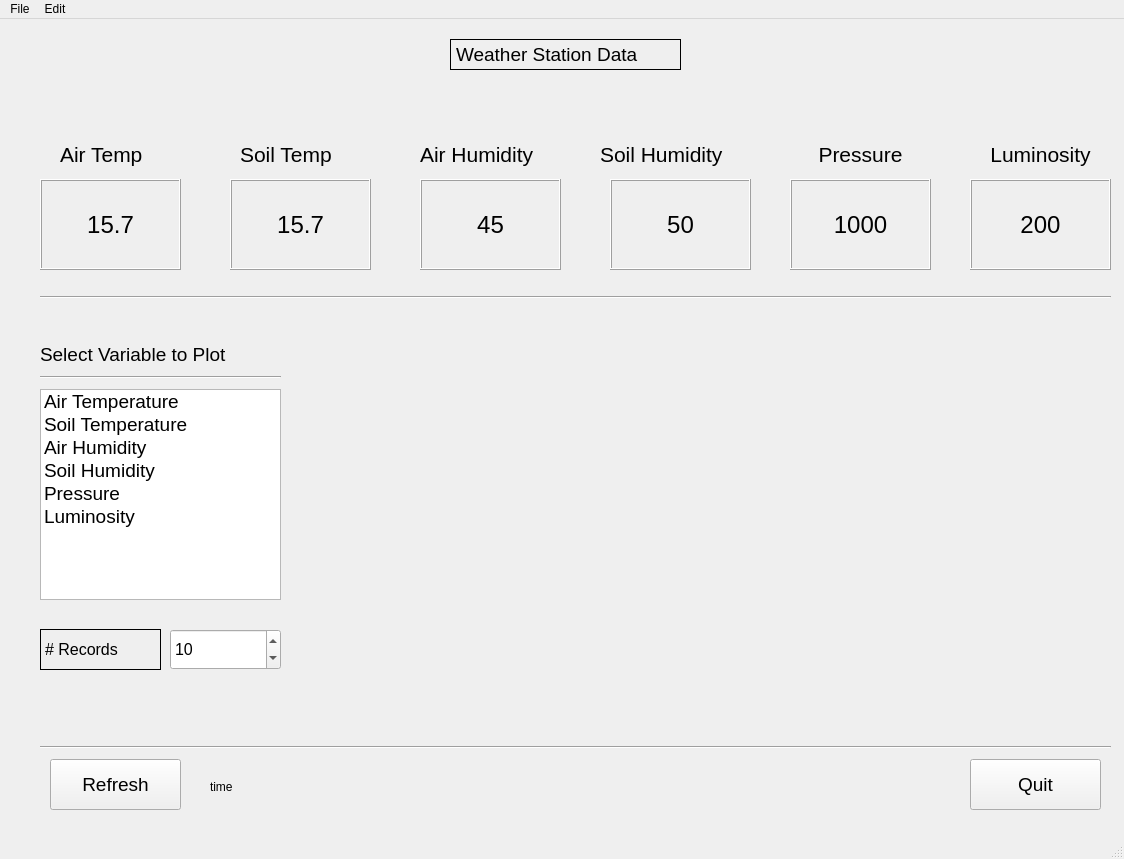
First picture: the form in weatherStationMain.ui, repository deltaflyer1284/WeatherStationGUI, before the edit.
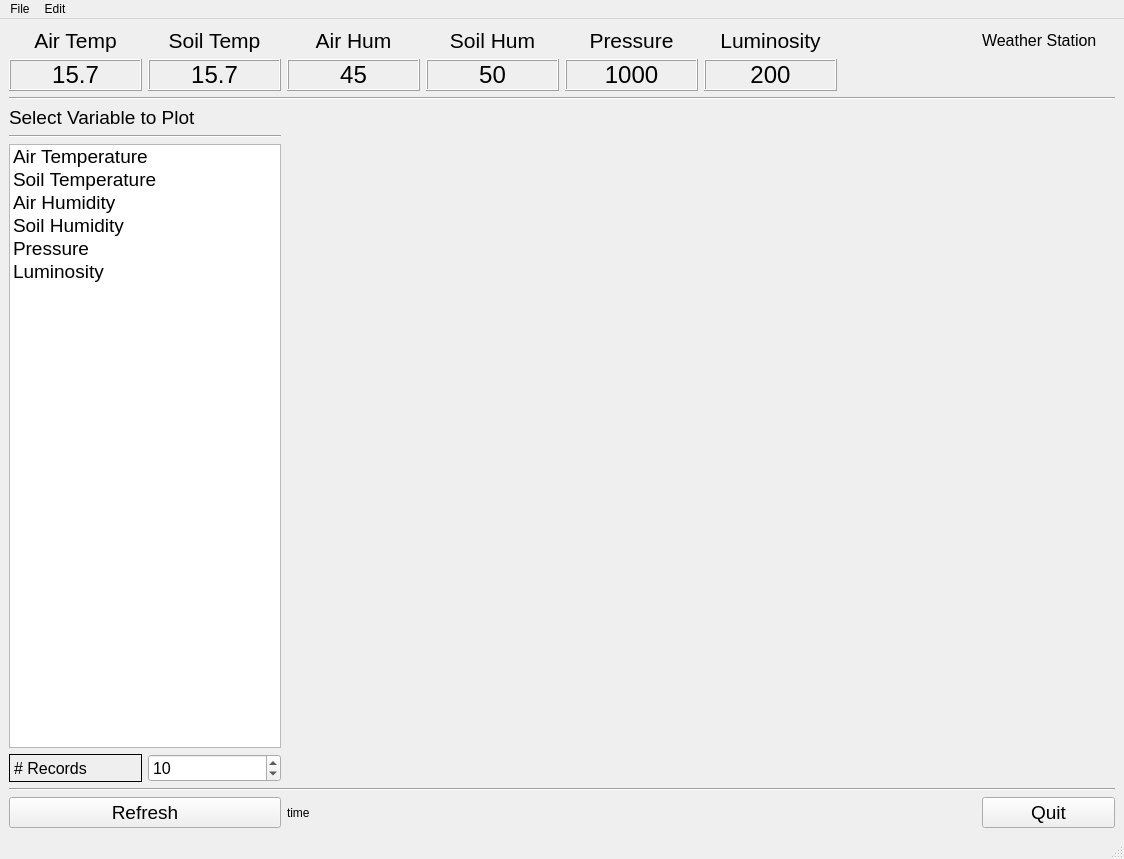
Second picture: the form after the edit. Custom widgets are drawn as their Qt base class.

Patch:
```diff
--- a/weatherStationMain.ui
+++ b/weatherStationMain.ui
@@ -10,6 +10,12 @@
     <height>859</height>
    </rect>
   </property>
+  <property name="sizePolicy">
+   <sizepolicy hsizetype="Expanding" vsizetype="Expanding">
+    <horstretch>1</horstretch>
+    <verstretch>1</verstretch>
+   </sizepolicy>
+  </property>
   <property name="palette">
    <palette>
     <active>
@@ -50,35 +56,38 @@
   <property name="windowTitle">
    <string>MainWindow</string>
   </property>
+  <property name="autoFillBackground">
+   <bool>true</bool>
+  </property>
   <widget class="QWidget" name="centralwidget">
-   <widget class="QPushButton" name="refreshButton">
-    <property name="geometry">
-     <rect>
-      <x>50</x>
-      <y>740</y>
-      <width>131</width>
-      <height>51</height>
-     </rect>
-    </property>
+   <layout class="QGridLayout" name="gridLayout">
+    <item row="9" column="0">
+     <widget class="QLabel" name="label_2">
     <property name="font">
      <font>
-      <family>Arial</family>
-      <pointsize>14</pointsize>
-     </font>
-    </property>
+        <pointsize>12</pointsize>
+       </font>
+      </property>
+      <property name="frameShape">
+       <enum>QFrame::Box</enum>
+      </property>
+      <property name="frameShadow">
+       <enum>QFrame::Plain</enum>
+      </property>
     <property name="text">
-     <string>Refresh</string>
-    </property>
-   </widget>
+       <string># Records</string>
+      </property>
+     </widget>
+    </item>
+    <item row="5" column="0" colspan="8">
+     <widget class="Line" name="line">
+      <property name="orientation">
+       <enum>Qt::Horizontal</enum>
+      </property>
+     </widget>
+    </item>
+    <item row="3" column="0">
    <widget class="QLabel" name="airTemp">
-    <property name="geometry">
-     <rect>
-      <x>40</x>
-      <y>160</y>
-      <width>141</width>
-      <height>91</height>
-     </rect>
-    </property>
     <property name="font">
      <font>
       <family>Arial</family>
@@ -104,34 +113,9 @@
      <bool>false</bool>
     </property>
    </widget>
-   <widget class="QLabel" name="AirTempLable">
-    <property name="geometry">
-     <rect>
-      <x>60</x>
-      <y>120</y>
-      <width>121</width>
-      <height>31</height>
-     </rect>
-    </property>
-    <property name="font">
-     <font>
-      <family>Arial</family>
-      <pointsize>16</pointsize>
-     </font>
-    </property>
-    <property name="text">
-     <string>Air Temp</string>
-    </property>
-   </widget>
+    </item>
+    <item row="2" column="1">
    <widget class="QLabel" name="SoilTempLable">
-    <property name="geometry">
-     <rect>
-      <x>240</x>
-      <y>120</y>
-      <width>121</width>
-      <height>31</height>
-     </rect>
-    </property>
     <property name="font">
      <font>
       <family>Arial</family>
@@ -141,50 +125,35 @@
     <property name="text">
      <string>Soil Temp</string>
     </property>
-   </widget>
-   <widget class="QLabel" name="soilTemp">
-    <property name="geometry">
-     <rect>
-      <x>230</x>
-      <y>160</y>
-      <width>141</width>
-      <height>91</height>
-     </rect>
-    </property>
+      <property name="scaledContents">
+       <bool>true</bool>
+      </property>
+      <property name="alignment">
+       <set>Qt::AlignCenter</set>
+      </property>
+     </widget>
+    </item>
+    <item row="2" column="0">
+     <widget class="QLabel" name="AirTempLable">
     <property name="font">
      <font>
       <family>Arial</family>
-      <pointsize>18</pointsize>
-     </font>
-    </property>
-    <property name="frameShape">
-     <enum>QFrame::Box</enum>
-    </property>
-    <property name="frameShadow">
-     <enum>QFrame::Raised</enum>
-    </property>
-    <property name="lineWidth">
-     <number>1</number>
-    </property>
+        <pointsize>16</pointsize>
+       </font>
+      </property>
     <property name="text">
-     <string>15.7</string>
+       <string>Air Temp</string>
+      </property>
+      <property name="scaledContents">
+       <bool>true</bool>
     </property>
     <property name="alignment">
      <set>Qt::AlignCenter</set>
     </property>
-    <property name="wordWrap">
-     <bool>false</bool>
-    </property>
-   </widget>
+     </widget>
+    </item>
+    <item row="2" column="2">
    <widget class="QLabel" name="airHumLabel">
-    <property name="geometry">
-     <rect>
-      <x>420</x>
-      <y>120</y>
-      <width>151</width>
-      <height>31</height>
-     </rect>
-    </property>
     <property name="font">
      <font>
       <family>Arial</family>
@@ -192,18 +161,41 @@
      </font>
     </property>
     <property name="text">
-     <string>Air Humidity</string>
-    </property>
-   </widget>
+       <string>Air Hum</string>
+      </property>
+      <property name="alignment">
+       <set>Qt::AlignCenter</set>
+      </property>
+     </widget>
+    </item>
+    <item row="11" column="7">
+     <widget class="QPushButton" name="quitButton">
+      <property name="font">
+       <font>
+        <family>Arial</family>
+        <pointsize>14</pointsize>
+       </font>
+      </property>
+      <property name="text">
+       <string>Quit</string>
+      </property>
+     </widget>
+    </item>
+    <item row="6" column="0" colspan="3">
+     <widget class="QLabel" name="plotLabel">
+      <property name="font">
+       <font>
+        <family>Arial</family>
+        <pointsize>14</pointsize>
+       </font>
+      </property>
+      <property name="text">
+       <string>Select Variable to Plot</string>
+      </property>
+     </widget>
+    </item>
+    <item row="3" column="2">
    <widget class="QLabel" name="airHum">
-    <property name="geometry">
-     <rect>
-      <x>420</x>
-      <y>160</y>
-      <width>141</width>
-      <height>91</height>
-     </rect>
-    </property>
     <property name="font">
      <font>
       <family>Arial</family>
@@ -229,34 +221,64 @@
      <bool>false</bool>
     </property>
    </widget>
-   <widget class="QLabel" name="soilHumidityLabel">
-    <property name="geometry">
-     <rect>
-      <x>600</x>
-      <y>120</y>
-      <width>161</width>
-      <height>31</height>
-     </rect>
-    </property>
+    </item>
+    <item row="3" column="1">
+     <widget class="QLabel" name="soilTemp">
+      <property name="font">
+       <font>
+        <family>Arial</family>
+        <pointsize>18</pointsize>
+       </font>
+      </property>
+      <property name="frameShape">
+       <enum>QFrame::Box</enum>
+      </property>
+      <property name="frameShadow">
+       <enum>QFrame::Raised</enum>
+      </property>
+      <property name="lineWidth">
+       <number>1</number>
+      </property>
+      <property name="text">
+       <string>15.7</string>
+      </property>
+      <property name="alignment">
+       <set>Qt::AlignCenter</set>
+      </property>
+      <property name="wordWrap">
+       <bool>false</bool>
+      </property>
+     </widget>
+    </item>
+    <item row="11" column="0" colspan="2">
+     <widget class="QPushButton" name="refreshButton">
     <property name="font">
      <font>
       <family>Arial</family>
-      <pointsize>16</pointsize>
+        <pointsize>14</pointsize>
      </font>
     </property>
     <property name="text">
-     <string>Soil Humidity</string>
-    </property>
-   </widget>
+       <string>Refresh</string>
+      </property>
+     </widget>
+    </item>
+    <item row="11" column="2">
+     <widget class="QLabel" name="refreshTime">
+      <property name="text">
+       <string>time</string>
+      </property>
+     </widget>
+    </item>
+    <item row="10" column="0" colspan="8">
+     <widget class="Line" name="line_2">
+      <property name="orientation">
+       <enum>Qt::Horizontal</enum>
+      </property>
+     </widget>
+    </item>
+    <item row="3" column="3">
    <widget class="QLabel" name="SoilHum">
-    <property name="geometry">
-     <rect>
-      <x>610</x>
-      <y>160</y>
-      <width>141</width>
-      <height>91</height>
-     </rect>
-    </property>
     <property name="font">
      <font>
       <family>Arial</family>
@@ -282,34 +304,25 @@
      <bool>false</bool>
     </property>
    </widget>
-   <widget class="QPushButton" name="quitButton">
-    <property name="geometry">
-     <rect>
-      <x>970</x>
-      <y>740</y>
-      <width>131</width>
-      <height>51</height>
-     </rect>
-    </property>
+    </item>
+    <item row="2" column="3">
+     <widget class="QLabel" name="soilHumidityLabel">
     <property name="font">
      <font>
       <family>Arial</family>
-      <pointsize>14</pointsize>
+        <pointsize>16</pointsize>
      </font>
     </property>
     <property name="text">
-     <string>Quit</string>
-    </property>
-   </widget>
+       <string>Soil Hum</string>
+      </property>
+      <property name="alignment">
+       <set>Qt::AlignCenter</set>
+      </property>
+     </widget>
+    </item>
+    <item row="3" column="4">
    <widget class="QLabel" name="press">
-    <property name="geometry">
-     <rect>
-      <x>790</x>
-      <y>160</y>
-      <width>141</width>
-      <height>91</height>
-     </rect>
-    </property>
     <property name="font">
      <font>
       <family>Arial</family>
@@ -335,15 +348,9 @@
      <bool>false</bool>
     </property>
    </widget>
+    </item>
+    <item row="2" column="4">
    <widget class="QLabel" name="pressLabel">
-    <property name="geometry">
-     <rect>
-      <x>780</x>
-      <y>120</y>
-      <width>161</width>
-      <height>31</height>
-     </rect>
-    </property>
     <property name="font">
      <font>
       <family>Arial</family>
@@ -357,15 +364,9 @@
      <set>Qt::AlignCenter</set>
     </property>
    </widget>
+    </item>
+    <item row="3" column="5">
    <widget class="QLabel" name="lux">
-    <property name="geometry">
-     <rect>
-      <x>970</x>
-      <y>160</y>
-      <width>141</width>
-      <height>91</height>
-     </rect>
-    </property>
     <property name="font">
      <font>
       <family>Arial</family>
@@ -391,15 +392,9 @@
      <bool>false</bool>
     </property>
    </widget>
+    </item>
+    <item row="2" column="5">
    <widget class="QLabel" name="luxLabel">
-    <property name="geometry">
-     <rect>
-      <x>960</x>
-      <y>120</y>
-      <width>161</width>
-      <height>31</height>
-     </rect>
-    </property>
     <property name="font">
      <font>
       <family>Arial</family>
@@ -413,15 +408,21 @@
      <set>Qt::AlignCenter</set>
     </property>
    </widget>
+    </item>
+    <item row="2" column="7">
+     <widget class="QLabel" name="label">
+      <property name="font">
+       <font>
+        <pointsize>12</pointsize>
+       </font>
+      </property>
+      <property name="text">
+       <string>Weather Station</string>
+      </property>
+     </widget>
+    </item>
+    <item row="8" column="0" colspan="2">
    <widget class="QListWidget" name="listWidget">
-    <property name="geometry">
-     <rect>
-      <x>40</x>
-      <y>370</y>
-      <width>241</width>
-      <height>211</height>
-     </rect>
-    </property>
     <property name="font">
      <font>
       <pointsize>14</pointsize>
@@ -458,83 +459,19 @@
      </property>
     </item>
    </widget>
-   <widget class="Line" name="line">
-    <property name="geometry">
-     <rect>
-      <x>40</x>
-      <y>270</y>
-      <width>1071</width>
-      <height>16</height>
-     </rect>
-    </property>
-    <property name="orientation">
-     <enum>Qt::Horizontal</enum>
-    </property>
-   </widget>
-   <widget class="Line" name="line_2">
-    <property name="geometry">
-     <rect>
-      <x>40</x>
-      <y>720</y>
-      <width>1071</width>
-      <height>16</height>
-     </rect>
-    </property>
-    <property name="orientation">
-     <enum>Qt::Horizontal</enum>
-    </property>
-   </widget>
-   <widget class="QLabel" name="plotLabel">
-    <property name="geometry">
-     <rect>
-      <x>40</x>
-      <y>320</y>
-      <width>231</width>
-      <height>31</height>
-     </rect>
-    </property>
-    <property name="font">
-     <font>
-      <family>Arial</family>
-      <pointsize>14</pointsize>
-     </font>
-    </property>
-    <property name="text">
-     <string>Select Variable to Plot</string>
-    </property>
-   </widget>
+    </item>
+    <item row="7" column="0" colspan="2">
    <widget class="Line" name="line_3">
-    <property name="geometry">
-     <rect>
-      <x>40</x>
-      <y>350</y>
-      <width>241</width>
-      <height>16</height>
-     </rect>
-    </property>
     <property name="orientation">
      <enum>Qt::Horizontal</enum>
     </property>
    </widget>
-   <widget class="plotWidget" name="plotWidget" native="true">
-    <property name="geometry">
-     <rect>
-      <x>300</x>
-      <y>320</y>
-      <width>751</width>
-      <height>391</height>
-     </rect>
-    </property>
-   </widget>
+    </item>
+    <item row="7" column="2" rowspan="2" colspan="6">
+     <widget class="plotWidget" name="plotWidget" native="true"/>
+    </item>
+    <item row="9" column="1">
    <widget class="QSpinBox" name="spinBox">
-    <property name="geometry">
-     <rect>
-      <x>170</x>
-      <y>610</y>
-      <width>111</width>
-      <height>41</height>
-     </rect>
-    </property>
     <property name="font">
      <font>
       <pointsize>12</pointsize>
@@ -550,64 +487,8 @@
      <number>10</number>
     </property>
    </widget>
-   <widget class="QLabel" name="label">
-    <property name="geometry">
-     <rect>
-      <x>450</x>
-      <y>20</y>
-      <width>231</width>
-      <height>31</height>
-     </rect>
-    </property>
-    <property name="font">
-     <font>
-      <pointsize>14</pointsize>
-     </font>
-    </property>
-    <property name="frameShape">
-     <enum>QFrame::Panel</enum>
-    </property>
-    <property name="text">
-     <string>Weather Station Data</string>
-    </property>
-   </widget>
-   <widget class="QLabel" name="label_2">
-    <property name="geometry">
-     <rect>
-      <x>40</x>
-      <y>610</y>
-      <width>121</width>
-      <height>41</height>
-     </rect>
-    </property>
-    <property name="font">
-     <font>
-      <pointsize>12</pointsize>
-     </font>
-    </property>
-    <property name="frameShape">
-     <enum>QFrame::Box</enum>
-    </property>
-    <property name="frameShadow">
-     <enum>QFrame::Plain</enum>
-    </property>
-    <property name="text">
-     <string># Records</string>
-    </property>
-   </widget>
-   <widget class="QLabel" name="refreshTime">
-    <property name="geometry">
-     <rect>
-      <x>210</x>
-      <y>760</y>
-      <width>55</width>
-      <height>16</height>
-     </rect>
-    </property>
-    <property name="text">
-     <string>time</string>
-    </property>
-   </widget>
+    </item>
+   </layout>
   </widget>
   <widget class="QMenuBar" name="menubar">
    <property name="geometry">
```
Left out of the diff: 7 changed lines with no effect on the pictures. Lines whose indentation alone changed are shown as unchanged.
